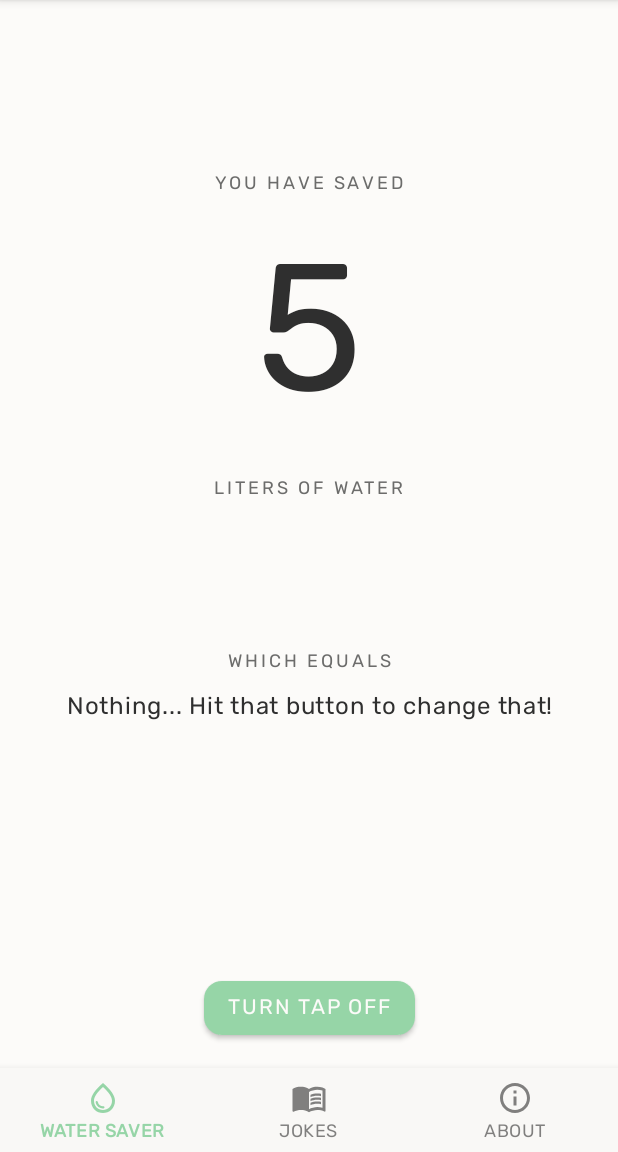
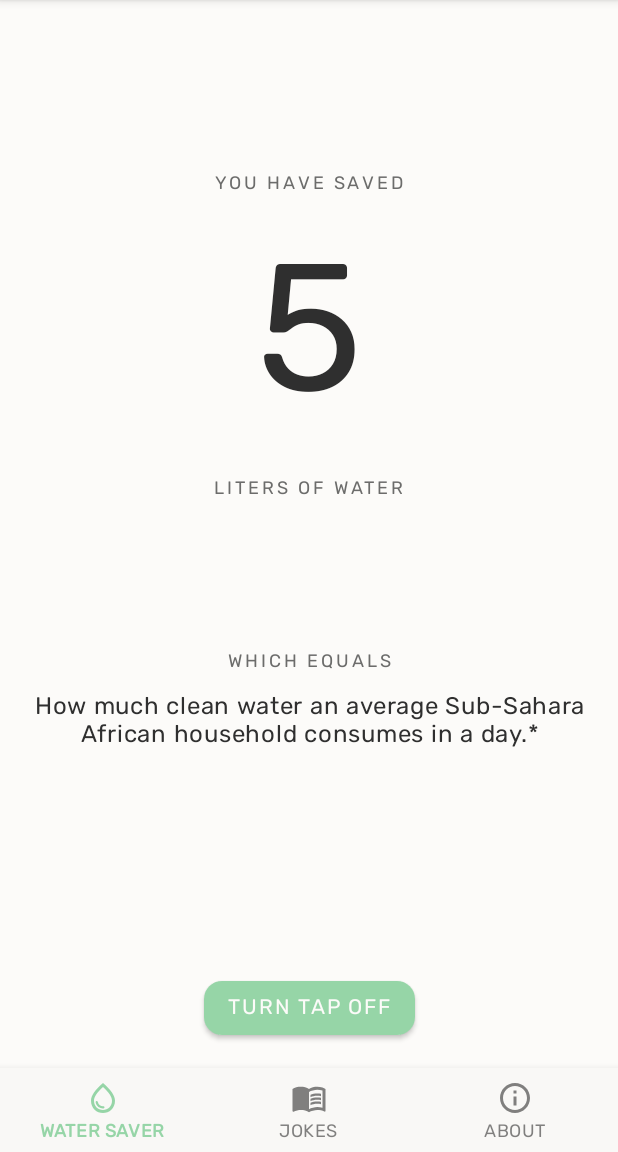
Before and after one commit to jeanfredric/saveWaterTapApp, an Android app: the screen it shows after launch (MainActivity), after a tap on "SAVE WATER NOW", on a phone screen of 412 x 824 dp, the part 84-1236 px from its top. Run offline under Robolectric (Android 15) with nearby library versions, the phone set to English and light mode, and no system bars; our stand-ins replace data binding.

Commit message:
Water consumption facts added.

```diff
--- a/app/src/main/java/design/jeanfredric/savewatertapapp/controllers/WaterTapFragment.java
+++ b/app/src/main/java/design/jeanfredric/savewatertapapp/controllers/WaterTapFragment.java
@@ -46,16 +46,15 @@ public class WaterTapFragment extends Fragment {
     private static final String WATERTAP_KEY = "WaterTapFragment.waterTap";
     private static final String CONSUMPTIONFACTS_KEY = "WaterTapFragment.consumptionFacts";
     private static final String FACTTIMER_KEY = "WaterTapFragment.factTimer";
-
-
+    private static final String BTN_OFF = "SAVE WATER NOW";
+    private static final String BTN_ON = "TURN TAP OFF";
 
     private WaterTap waterTap;
     private ConsumptionFacts consumptionFacts;
+    private FactTimer factTimer;
 
-    public String btnText = "SAVE WATER NOW";
+    public String btnText = BTN_OFF;
     public final ObservableField<String> btnTextObservable = new ObservableField<>();
-
-    FactTimer factTimer;
 
     @Override
     public void onCreate(@Nullable @org.jetbrains.annotations.Nullable Bundle savedInstanceState) {
@@ -67,16 +66,23 @@ public class WaterTapFragment extends Fragment {
             factTimer = savedInstanceState.getParcelable(FACTTIMER_KEY);
 
             if(waterTap.isOn()) {
-                //waterTap.start(getContext());
                 waterTap.playTapSound(getContext());
-                btnText = "TURN TAP OFF";
+                btnText = BTN_ON;
             }
         }
         else {
             waterTap = new WaterTap();
             consumptionFacts = new ConsumptionFacts();
-            consumptionFacts.add(10, "How much clean water a Sub-Saharan African household consumes in a day.");
-            consumptionFacts.add(50, "Femtio är mycket de.");
+            consumptionFacts.add(0, "How much fresh water 10% of the world population has access to.");
+            consumptionFacts.add(2, "How much water a human should drink per day.");
+            consumptionFacts.add(4, "How much clean water an average Sub-Sahara African household consumes in a day.*");
+            consumptionFacts.add(7, "Five big Coca-cola bottles.");
+            consumptionFacts.add(11, "Many people in the world exist on 11 litres of water per day or less. We can use that amount in one flush of the toilet.");
+            consumptionFacts.add(15, "How much water that on average are wasted when brushing your theeth.");
+            consumptionFacts.add(35, "The production of one slice of bread.");
+            consumptionFacts.add(75, "The production of a can of beer.");
+            consumptionFacts.add(180, "The production of a soft drink.");
+            consumptionFacts.add(900, "How much water that is required to produce a smartphone.");
             factTimer = new FactTimer();
         }
     }
@@ -101,11 +107,11 @@ public class WaterTapFragment extends Fragment {
         if (!waterTap.isOn()) {
             waterTap.start(getContext());
             factTimer.start(consumptionFacts, waterTap);
-            btnText = "TURN TAP OFF";
+            btnText = BTN_ON;
         } else {
             waterTap.stop();
             factTimer.stop();
-            btnText = "SAVE WATER NOW";
+            btnText = BTN_OFF;
         }
         btnTextObservable.set(btnText);
     }
@@ -115,7 +121,6 @@ public class WaterTapFragment extends Fragment {
         outState.putParcelable(WATERTAP_KEY, waterTap);
         outState.putParcelable(CONSUMPTIONFACTS_KEY, consumptionFacts);
         outState.putParcelable(FACTTIMER_KEY, factTimer);
-
     }
 
     @Override
```
